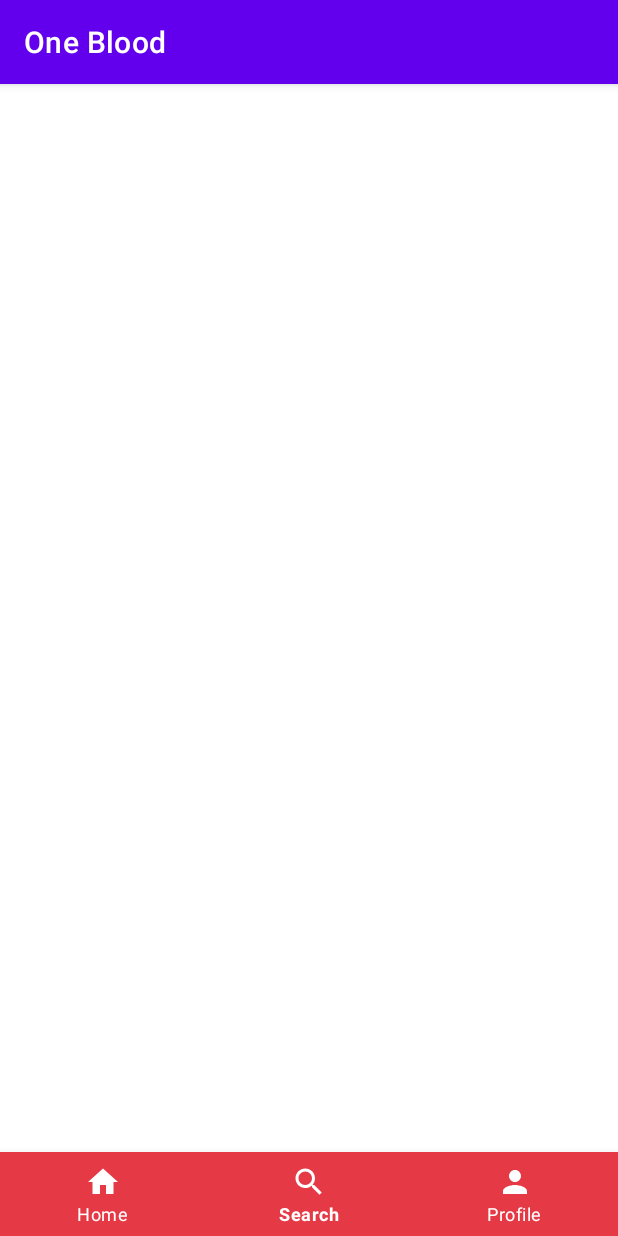
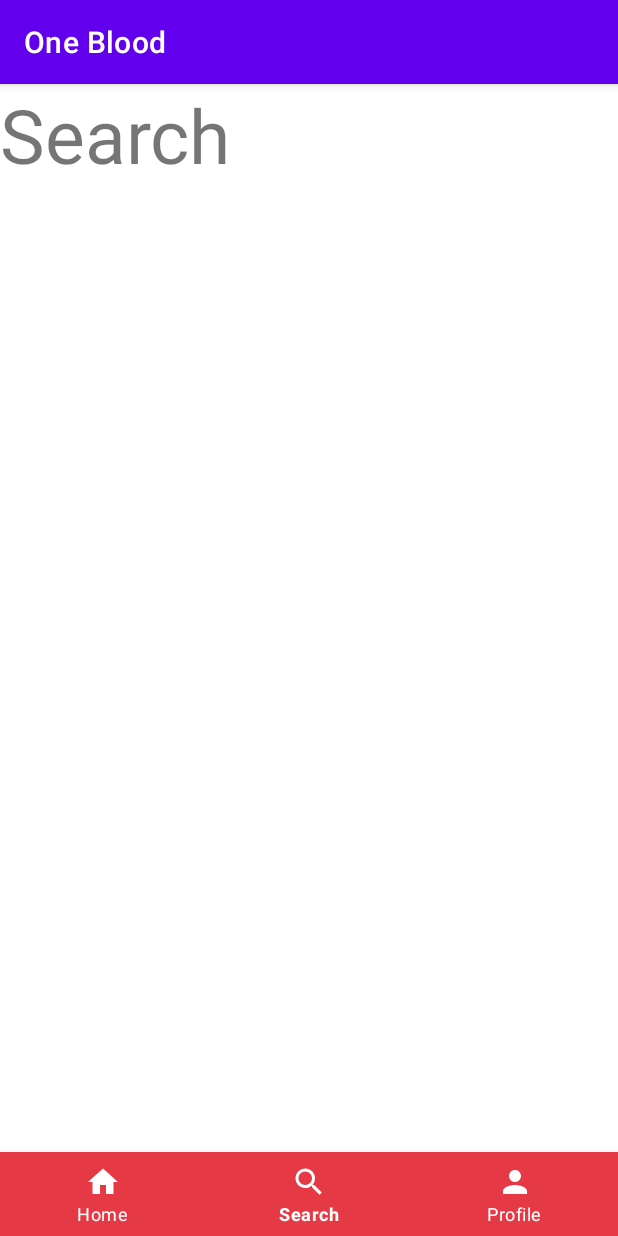
Before and after one commit to Rejoreji/OneBlood, an Android app: the Home screen opened directly, with no data from a screen before it, item 2 of the bottom bar chosen, on a phone screen of 412 x 824 dp. Run offline under Robolectric (Android 15) with nearby library versions, the phone set to English and light mode, and no system bars.

Commit message:
designed fragments and implemented

```diff
--- a/app/src/main/java/com/example/oneblood/Home.java
+++ b/app/src/main/java/com/example/oneblood/Home.java
@@ -1,8 +1,11 @@
 package com.example.oneblood;
 
+import androidx.annotation.NonNull;
 import androidx.appcompat.app.AppCompatActivity;
+import androidx.fragment.app.Fragment;
 
 import android.os.Bundle;
+import android.view.MenuItem;
 
 import com.google.android.material.bottomnavigation.BottomNavigationView;
 
@@ -14,5 +17,35 @@ public class Home extends AppCompatActivity {
     protected void onCreate(Bundle savedInstanceState) {
         super.onCreate(savedInstanceState);
         setContentView(R.layout.activity_home);
+        bottomNavigationView=findViewById(R.id.bottomNav);
+
+        bottomNavigationView.setOnNavigationItemSelectedListener(bottomNavMethod);
+        getSupportFragmentManager().beginTransaction().replace(R.id.container, new HomeFragment()).commit();
     }
+
+    private  BottomNavigationView.OnNavigationItemSelectedListener bottomNavMethod = new BottomNavigationView.OnNavigationItemSelectedListener() {
+        @Override
+        public boolean onNavigationItemSelected(@NonNull MenuItem menuItem) {
+
+            Fragment fragment =null;
+
+            switch (menuItem.getItemId()){
+                case R.id.profile:
+                    fragment=new ProfileFragment();
+                    break;
+
+                case R.id.search:
+                    fragment=new SearchFragment();
+                    break;
+
+                case R.id.home:
+                    fragment=new HomeFragment();
+                    break;
+            }
+
+            getSupportFragmentManager().beginTransaction().replace(R.id.container, fragment ).commit();
+            return true;
+        }
+
+    };
 }
--- a/app/src/main/res/layout/fragment_search.xml
+++ b/app/src/main/res/layout/fragment_search.xml
@@ -7,8 +7,10 @@
 
     <!-- TODO: Update blank fragment layout -->
     <TextView
-        android:layout_width="match_parent"
-        android:layout_height="match_parent"
-        android:text="@string/hello_blank_fragment" />
+        android:textSize="50dp"
+        android:layout_centerInParent="true"
+        android:layout_width="wrap_content"
+        android:layout_height="wrap_content"
+        android:text="Search" />
 
 </FrameLayout>
```
Also changed, not shown: app/src/main/java/com/example/oneblood/MainActivity.java (+26 -0 lines), app/src/main/res/layout/fragment_home.xml (+5 -3 lines), app/src/main/res/layout/fragment_profile.xml (+5 -3 lines).
